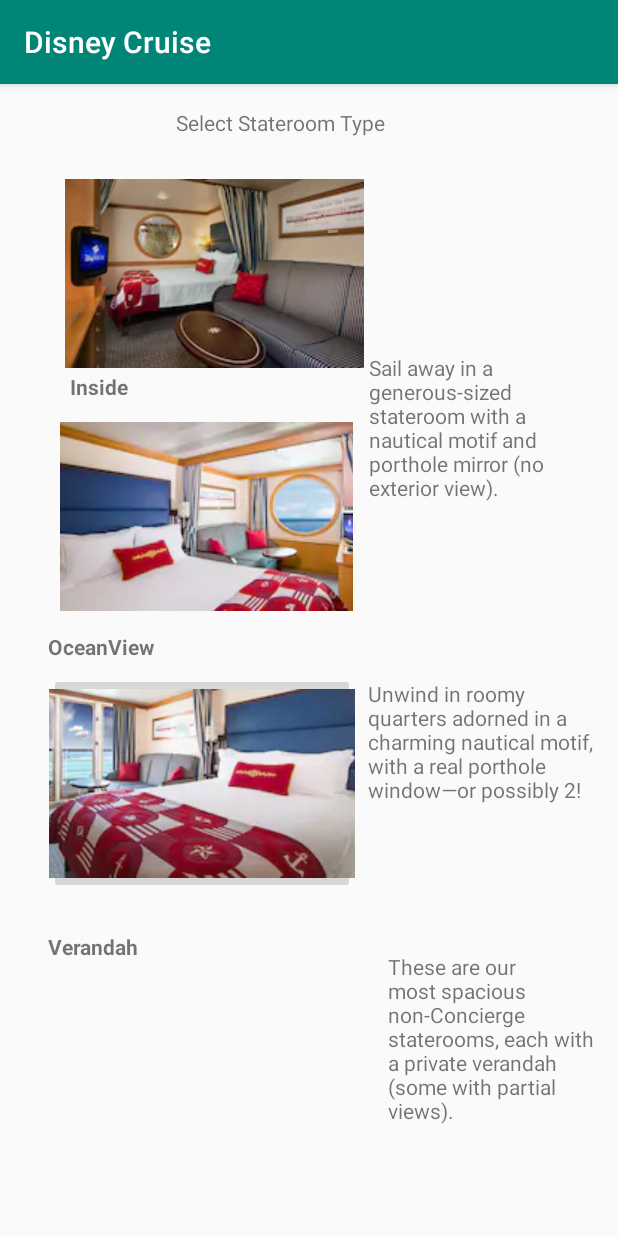
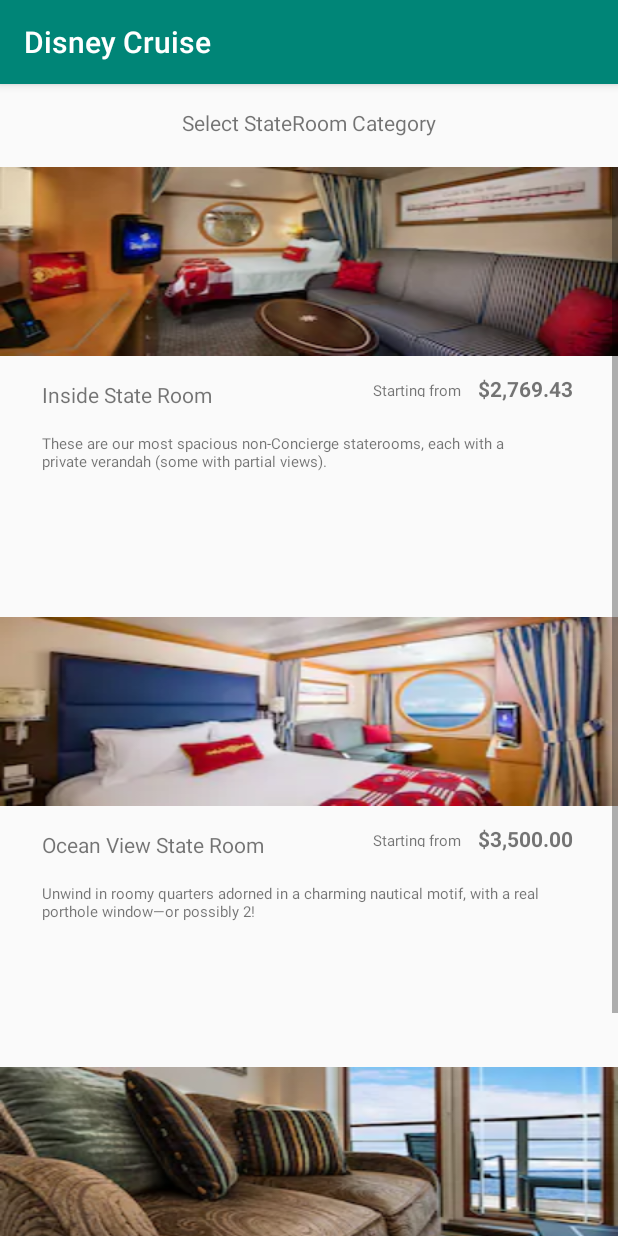
Before and after one commit to Herb2o11/MobileCruiseApp, an Android app: the StateRoomType screen opened directly, with no data from a screen before it, on a phone screen of 412 x 824 dp. Run offline under Robolectric (Android 15) with nearby library versions, the phone set to English and light mode, and no system bars.

Commit message:
rebuilt the stateroom page, create room to use as a model to next pages

```diff
--- a/app/src/main/AndroidManifest.xml
+++ b/app/src/main/AndroidManifest.xml
@@ -20,9 +20,9 @@
 
 
         <activity android:name=".DateSelection" />
-        <activity android:name=".Depart_Page" />
+        <activity android:name=".DeparturePageActivity" />
         <activity android:name=".Destination_Page" />
-        <activity android:name=".AccommodationPage" />
+        <activity android:name=".AccommodationPageActivity" />
         <activity android:name=".Page2" />
         <activity android:name=".Welcome"
             android:theme="@style/Theme.AppCompat.NoActionBar">
--- a/app/src/main/java/com/example/test/AccommodationPage.java
+++ b/app/src/main/java/com/example/test/AccommodationPageActivity.java
@@ -1,6 +1,5 @@
 package com.example.test;
 
-import android.content.Intent;
 import android.support.v7.app.AppCompatActivity;
 import android.os.Bundle;
 import android.view.View;
@@ -14,7 +13,7 @@ import android.widget.Toast;
 
 import java.util.ArrayList;
 
-public class AccommodationPage extends AppCompatActivity {
+public class AccommodationPageActivity extends AppCompatActivity {
 
     int i = 1;
     int adults, children;
@@ -35,7 +34,7 @@ public class AccommodationPage extends AppCompatActivity {
         spinnerAdults.add("3");
         spinnerAdults.add("4");
 
-        final ArrayAdapter<String> spinnerAdultsAdapter = new ArrayAdapter<String>(AccommodationPage.this, android.R.layout.simple_spinner_dropdown_item, spinnerAdults);
+        final ArrayAdapter<String> spinnerAdultsAdapter = new ArrayAdapter<String>(AccommodationPageActivity.this, android.R.layout.simple_spinner_dropdown_item, spinnerAdults);
 
         ArrayList<String> spinnerChildren = new ArrayList<String>();
         spinnerChildren.add("0");
@@ -44,19 +43,19 @@ public class AccommodationPage extends AppCompatActivity {
         spinnerChildren.add("3");
         spinnerChildren.add("4");
 
-        final ArrayAdapter<String> spinnerChildrenAdapter = new ArrayAdapter<String>(AccommodationPage.this, android.R.layout.simple_spinner_dropdown_item, spinnerChildren);
+        final ArrayAdapter<String> spinnerChildrenAdapter = new ArrayAdapter<String>(AccommodationPageActivity.this, android.R.layout.simple_spinner_dropdown_item, spinnerChildren);
 
         btn.setOnClickListener(new View.OnClickListener() {
             @Override
             public void onClick(View v) {
                 if (i <= 4) {
-                    TableRow newSR = new TableRow(AccommodationPage.this);
-                    TextView txtSR = new TextView(AccommodationPage.this);
-                    TextView txtSR1 = new TextView(AccommodationPage.this);
-                    TextView txtSR2 = new TextView(AccommodationPage.this);
-                    Spinner spin1 = new Spinner(AccommodationPage.this);
-                    Spinner spin2 = new Spinner(AccommodationPage.this);
-                    Button btnD = new Button(AccommodationPage.this);
+                    TableRow newSR = new TableRow(AccommodationPageActivity.this);
+                    TextView txtSR = new TextView(AccommodationPageActivity.this);
+                    TextView txtSR1 = new TextView(AccommodationPageActivity.this);
+                    TextView txtSR2 = new TextView(AccommodationPageActivity.this);
+                    Spinner spin1 = new Spinner(AccommodationPageActivity.this);
+                    Spinner spin2 = new Spinner(AccommodationPageActivity.this);
+                    Button btnD = new Button(AccommodationPageActivity.this);
                     txtSR.setText(String.format("Stateroom %1d:", i));
                     txtSR1.setText("\tAdults: ");
                     spin1.setAdapter(spinnerAdultsAdapter);
@@ -83,8 +82,8 @@ public class AccommodationPage extends AppCompatActivity {
                     i++;
                 }
                 else {
-                    Toast.makeText(AccommodationPage.this, excess, Toast.LENGTH_LONG).show();
-                    /*Button btnD = new Button(AccommodationPage.this);
+                    Toast.makeText(AccommodationPageActivity.this, excess, Toast.LENGTH_LONG).show();
+                    /*Button btnD = new Button(AccommodationPageActivity.this);
                     tblLayout.addView(btnD);
                     btnD.setOnClickListener(new View.OnClickListener() {
                         @Override
--- a/app/src/main/java/com/example/test/Depart_Page.java
+++ b/app/src/main/java/com/example/test/DeparturePageActivity.java
@@ -7,7 +7,7 @@ import android.widget.Button;
 import android.widget.CheckBox;
 import android.widget.Toast;
 
-public class Depart_Page extends AppCompatActivity {
+public class DeparturePageActivity extends AppCompatActivity {
 
     @Override
     protected void onCreate(Bundle savedInstanceState) {
@@ -35,11 +35,11 @@ public class Depart_Page extends AppCompatActivity {
             @Override
             public void onClick(View v) {
                 if(vancouverCanada.isChecked()){
-                    Toast.makeText(Depart_Page.this, "Vancouver Checked",Toast.LENGTH_LONG).show();
+                    Toast.makeText(DeparturePageActivity.this, "Vancouver Checked",Toast.LENGTH_LONG).show();
                     finish();
                 }else {
 
-                    Toast.makeText(Depart_Page.this,"Please Choose One Of This Departure Locations",Toast.LENGTH_LONG).show();
+                    Toast.makeText(DeparturePageActivity.this,"Please Choose One Of This Departure Locations",Toast.LENGTH_LONG).show();
                 }
             }
         });
--- a/app/src/main/java/com/example/test/Page2.java
+++ b/app/src/main/java/com/example/test/Page2.java
@@ -39,7 +39,7 @@ public class Page2 extends AppCompatActivity {
         btnAccommodation.setOnClickListener(new View.OnClickListener() {
             @Override
             public void onClick(View v) {
-                Intent intentAccommodation = new Intent(Page2.this, AccommodationPage.class);
+                Intent intentAccommodation = new Intent(Page2.this, AccommodationPageActivity.class);
                 startActivity(intentAccommodation);
             }
         });
@@ -57,7 +57,7 @@ public class Page2 extends AppCompatActivity {
         btnDepart.setOnClickListener(new View.OnClickListener() {
             @Override
             public void onClick(View v) {
-                Intent intentDepart = new Intent(Page2.this,Depart_Page.class);
+                Intent intentDepart = new Intent(Page2.this, DeparturePageActivity.class);
                 startActivity(intentDepart);
             }
         });
--- /dev/null
+++ b/app/src/main/java/com/example/test/StateRoomEntity.java
@@ -0,0 +1,47 @@
+package com.example.test;
+
+public class StateRoomEntity {
+
+    private int image;
+    private String name, description;
+    private double price;
+
+    public StateRoomEntity(int image, String name, String description, double price) {
+        this.image = image;
+        this.name = name;
+        this.description = description;
+        this.price = price;
+    }
+
+    public int getImage() {
+        return image;
+    }
+
+    public void setImage(int image) {
+        this.image = image;
+    }
+
+    public String getName() {
+        return name;
+    }
+
+    public void setName(String name) {
+        this.name = name;
+    }
+
+    public String getDescription() {
+        return description;
+    }
+
+    public void setDescription(String description) {
+        this.description = description;
+    }
+
+    public double getPrice() {
+        return price;
+    }
+
+    public void setPrice(double price) {
+        this.price = price;
+    }
+}
--- a/app/src/main/java/com/example/test/StateRoomType.java
+++ b/app/src/main/java/com/example/test/StateRoomType.java
@@ -2,14 +2,60 @@ package com.example.test;
 
 import android.support.v7.app.AppCompatActivity;
 import android.os.Bundle;
-import android.widget.ImageButton;
+import android.view.LayoutInflater;
+import android.view.View;
+import android.widget.ImageView;
+import android.widget.LinearLayout;
+import android.widget.TextView;
+import android.widget.Toast;
+
+import java.text.NumberFormat;
+import java.util.ArrayList;
+import java.util.Arrays;
+import java.util.List;
 
 public class StateRoomType extends AppCompatActivity {
+
+    LinearLayout linearLayout;
+    List<StateRoomEntity> stateRoomEntities = new ArrayList<>();
+    NumberFormat numberFormat = NumberFormat.getCurrencyInstance();
 
     @Override
     protected void onCreate(Bundle savedInstanceState) {
         super.onCreate(savedInstanceState);
-        setContentView(R.layout.activity_state_room_type);
+        setContentView(R.layout.activity_state_room_type2);
+
+        linearLayout = findViewById(R.id.state_room_container);
+        LayoutInflater inflater = getLayoutInflater();
+
+        stateRoomEntities = Arrays.asList(
+                new StateRoomEntity(R.drawable.insidestateroom, "Inside State Room", "These are our most spacious non-Concierge staterooms, each with a private verandah (some with partial views).", 2769.43),
+                new StateRoomEntity(R.drawable.oceanviewstateroom, "Ocean View State Room", "Unwind in roomy quarters adorned in a charming nautical motif, with a real porthole window—or possibly 2!", 3500.0),
+                new StateRoomEntity(R.drawable.conciergestateroom, "Concierge State Room", "Sail away in a generous-sized stateroom with a nautical motif and porthole mirror (no exterior view).", 1543.43)
+        );
+
+        for (StateRoomEntity stateRoomEntity : stateRoomEntities) {
+            View view = inflater.inflate(R.layout.state_room_row, linearLayout, false);
+
+            ImageView imageView = view.findViewById(R.id.header_image);
+            imageView.setOnClickListener(new View.OnClickListener() {
+                @Override
+                public void onClick(View v) {
+                    Toast.makeText(StateRoomType.this, "testImageclick", Toast.LENGTH_SHORT).show();
+                }
+            });
+            TextView txtName = view.findViewById(R.id.txt_room_name);
+            TextView txtDeck = view.findViewById(R.id.txt_room_deck);
+            TextView txtPrice = view.findViewById(R.id.txt_price);
+
+            imageView.setImageDrawable(getResources().getDrawable(stateRoomEntity.getImage()));
+            txtName.setText(stateRoomEntity.getName());
+            txtDeck.setText(stateRoomEntity.getDescription());
+            txtPrice.setText(numberFormat.format(stateRoomEntity.getPrice()));
+
+            linearLayout.addView(view);
+        }
+
     }
 
 
--- a/app/src/main/res/layout/activity_accommodation_page.xml
+++ b/app/src/main/res/layout/activity_accommodation_page.xml
@@ -4,7 +4,7 @@
     xmlns:tools="http://schemas.android.com/tools"
     android:layout_width="match_parent"
     android:layout_height="match_parent"
-    tools:context=".AccommodationPage">
+    tools:context=".AccommodationPageActivity">
 
     <ScrollView
         android:id="@+id/scrollView2"
--- a/app/src/main/res/layout/activity_depart__page.xml
+++ b/app/src/main/res/layout/activity_depart__page.xml
@@ -4,7 +4,7 @@
     xmlns:tools="http://schemas.android.com/tools"
     android:layout_width="match_parent"
     android:layout_height="match_parent"
-    tools:context=".Depart_Page">
+    tools:context=".DeparturePageActivity">
 
     <CheckBox
         android:id="@+id/checkboxVancouverBCCanada"
--- /dev/null
+++ b/app/src/main/res/layout/activity_state_room_type2.xml
@@ -0,0 +1,34 @@
+<?xml version="1.0" encoding="utf-8"?>
+<android.support.constraint.ConstraintLayout xmlns:android="http://schemas.android.com/apk/res/android"
+    xmlns:app="http://schemas.android.com/apk/res-auto"
+    xmlns:tools="http://schemas.android.com/tools"
+    android:layout_width="match_parent"
+    android:layout_height="match_parent">
+
+    <ScrollView
+        android:layout_width="match_parent"
+        android:layout_height="0dp"
+        android:layout_marginTop="20dp"
+        app:layout_constraintBottom_toBottomOf="parent"
+        app:layout_constraintTop_toBottomOf="@+id/txt_room_title">
+        <LinearLayout
+            android:id="@+id/state_room_container"
+            android:layout_width="match_parent"
+            android:layout_height="match_parent"
+            android:orientation="vertical"/>
+    </ScrollView>
+
+    <TextView
+        android:id="@+id/txt_room_title"
+        android:layout_width="wrap_content"
+        android:layout_height="wrap_content"
+        android:layout_marginStart="8dp"
+        android:layout_marginLeft="8dp"
+        android:layout_marginTop="16dp"
+        android:layout_marginEnd="8dp"
+        android:layout_marginRight="8dp"
+        android:text="Select StateRoom Category"
+        app:layout_constraintEnd_toEndOf="parent"
+        app:layout_constraintStart_toStartOf="parent"
+        app:layout_constraintTop_toTopOf="parent" />
+</android.support.constraint.ConstraintLayout>
--- /dev/null
+++ b/app/src/main/res/layout/state_room_row.xml
@@ -0,0 +1,69 @@
+<?xml version="1.0" encoding="utf-8"?>
+<android.support.constraint.ConstraintLayout xmlns:android="http://schemas.android.com/apk/res/android"
+    xmlns:app="http://schemas.android.com/apk/res-auto"
+    xmlns:tools="http://schemas.android.com/tools"
+    android:layout_width="match_parent"
+    android:layout_height="300dp">
+
+    <ImageView
+        android:id="@+id/header_image"
+        android:layout_width="0dp"
+        android:layout_height="wrap_content"
+        android:scaleType="fitXY"
+        app:layout_constraintEnd_toEndOf="parent"
+        app:layout_constraintStart_toStartOf="parent"
+        app:layout_constraintTop_toTopOf="parent"
+        app:srcCompat="@drawable/insidestateroom" />
+
+    <TextView
+        android:id="@+id/txt_room_name"
+        android:layout_width="wrap_content"
+        android:layout_height="0dp"
+        android:layout_marginStart="28dp"
+        android:layout_marginLeft="28dp"
+        android:layout_marginTop="16dp"
+        android:text="TextView"
+        app:layout_constraintStart_toStartOf="parent"
+        app:layout_constraintTop_toBottomOf="@+id/header_image"
+        tools:text="Standart Inside Room" />
+
+    <TextView
+        android:id="@+id/txt_room_deck"
+        android:layout_width="332dp"
+        android:layout_height="33dp"
+        android:layout_marginStart="28dp"
+        android:layout_marginLeft="28dp"
+        android:layout_marginTop="16dp"
+        android:text="Deck 2 - Category 11C"
+        android:textSize="10sp"
+        app:layout_constraintStart_toStartOf="parent"
+        app:layout_constraintTop_toBottomOf="@+id/txt_room_name" />
+
+    <TextView
+        android:id="@+id/txt_price_dummy"
+        android:layout_width="wrap_content"
+        android:layout_height="11dp"
+        android:layout_marginTop="16dp"
+        android:layout_marginEnd="104dp"
+        android:layout_marginRight="104dp"
+        android:text="Starting from"
+        android:textSize="10sp"
+        app:layout_constraintEnd_toEndOf="parent"
+        app:layout_constraintTop_toBottomOf="@+id/header_image" />
+
+    <TextView
+        android:id="@+id/txt_price"
+        android:layout_width="wrap_content"
+        android:layout_height="wrap_content"
+        android:layout_marginStart="8dp"
+        android:layout_marginLeft="8dp"
+        android:layout_marginTop="12dp"
+        android:layout_marginEnd="8dp"
+        android:layout_marginRight="8dp"
+        android:text="$ 2,790.00"
+        android:textStyle="bold"
+        app:layout_constraintEnd_toEndOf="parent"
+        app:layout_constraintHorizontal_bias="0.1"
+        app:layout_constraintStart_toEndOf="@+id/txt_price_dummy"
+        app:layout_constraintTop_toBottomOf="@+id/header_image" />
+</android.support.constraint.ConstraintLayout>
```
